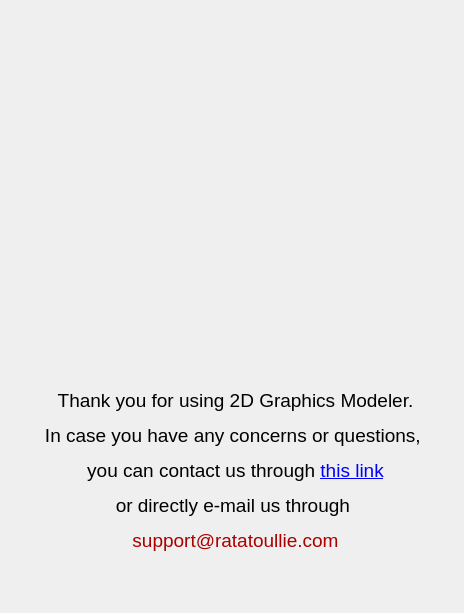
First picture: the form in 2DGraphicsModeler/contact.ui, repository Alex-the-666/2DGraphicsModular, before the edit.
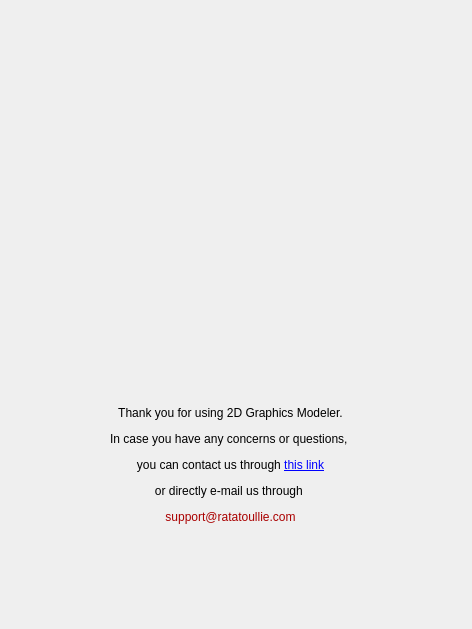
Second picture: the form after the edit. Icons and pictures are not drawn.

Commit message: Contact Us done

What changed in the file:
```diff
--- a/2DGraphicsModeler/contact.ui
+++ b/2DGraphicsModeler/contact.ui
@@ -6,20 +6,26 @@
    <rect>
     <x>0</x>
     <y>0</y>
-    <width>464</width>
-    <height>613</height>
+    <width>472</width>
+    <height>629</height>
    </rect>
   </property>
+  <property name="sizePolicy">
+   <sizepolicy hsizetype="Maximum" vsizetype="Maximum">
+    <horstretch>0</horstretch>
+    <verstretch>0</verstretch>
+   </sizepolicy>
+  </property>
   <property name="windowTitle">
    <string>Dialog</string>
   </property>
   <widget class="QLabel" name="label">
    <property name="geometry">
     <rect>
-     <x>80</x>
-     <y>33</y>
-     <width>301</width>
-     <height>291</height>
+     <x>100</x>
+     <y>20</y>
+     <width>281</width>
+     <height>281</height>
     </rect>
    </property>
    <property name="text">
@@ -35,14 +41,17 @@
   <widget class="QLabel" name="label_2">
    <property name="geometry">
     <rect>
-     <x>30</x>
-     <y>350</y>
-     <width>411</width>
-     <height>241</height>
+     <x>10</x>
+     <y>320</y>
+     <width>441</width>
+     <height>291</height>
     </rect>
    </property>
    <property name="text">
-    <string>&lt;html&gt;&lt;head/&gt;&lt;body&gt;&lt;p&gt;&lt;span style=&quot; font-size:14pt;&quot;&gt;Thank you for using 2D Graphics Modeler.&lt;/span&gt;&lt;/p&gt;&lt;p&gt;&lt;span style=&quot; font-size:14pt;&quot;&gt;In case you have any concerns or questions, &lt;/span&gt;&lt;/p&gt;&lt;p&gt;&lt;span style=&quot; font-size:14pt;&quot;&gt;you can contact us through &lt;/span&gt;&lt;a href=&quot;contact2d.tk&quot;&gt;&lt;span style=&quot; font-size:14pt; text-decoration: underline; color:#0000ff;&quot;&gt;this link&lt;/span&gt;&lt;/a&gt;&lt;/p&gt;&lt;p&gt;&lt;span style=&quot; font-size:14pt;&quot;&gt;or directly e-mail us through &lt;/span&gt;&lt;/p&gt;&lt;p&gt;&lt;span style=&quot; font-size:14pt; color:#aa0000;&quot;&gt;support@ratatoullie.com&lt;/span&gt;&lt;/p&gt;&lt;/body&gt;&lt;/html&gt;</string>
+    <string>&lt;html&gt;&lt;head/&gt;&lt;body&gt;&lt;p&gt;Thank you for using 2D Graphics Modeler.&lt;/p&gt;&lt;p&gt;In case you have any concerns or questions, &lt;/p&gt;&lt;p&gt;you can contact us through &lt;a href=&quot;contact2d.tk&quot;&gt;&lt;span style=&quot; text-decoration: underline; color:#0000ff;&quot;&gt;this link&lt;/span&gt;&lt;/a&gt;&lt;/p&gt;&lt;p&gt;or directly e-mail us through &lt;/p&gt;&lt;p&gt;&lt;span style=&quot; color:#aa0000;&quot;&gt;support@ratatoullie.com&lt;/span&gt;&lt;/p&gt;&lt;/body&gt;&lt;/html&gt;</string>
+   </property>
+   <property name="scaledContents">
+    <bool>true</bool>
    </property>
    <property name="alignment">
     <set>Qt::AlignCenter</set>
```
Left out of the diff: 5 changed lines with no effect on the pictures. The commit also changes 3 other files.
